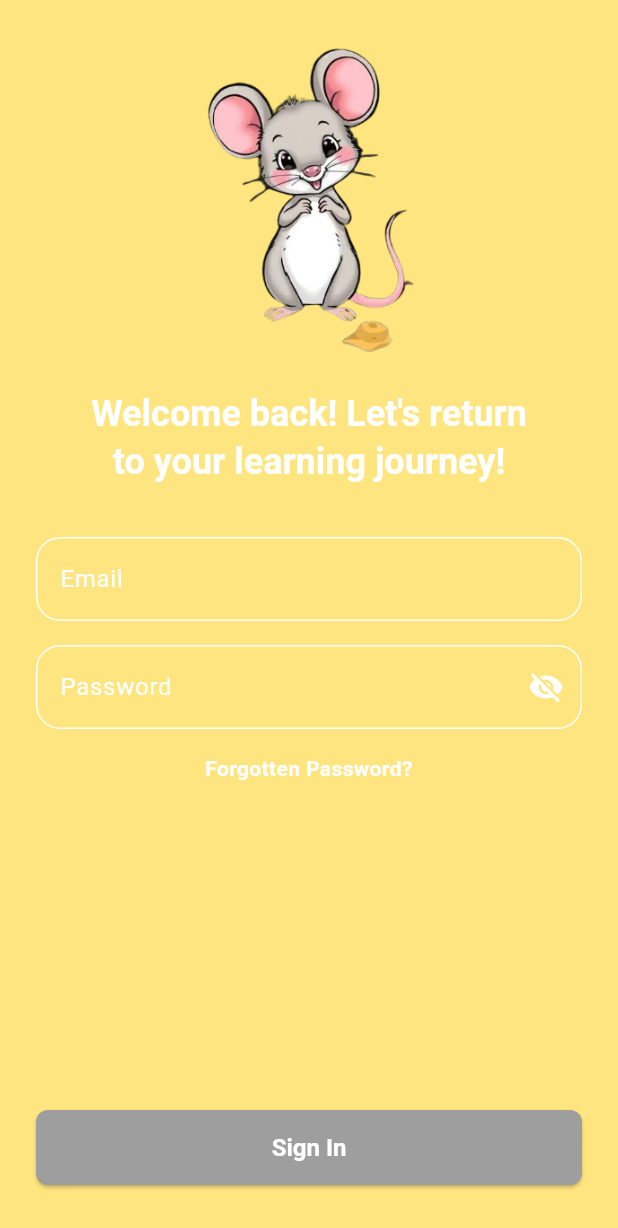
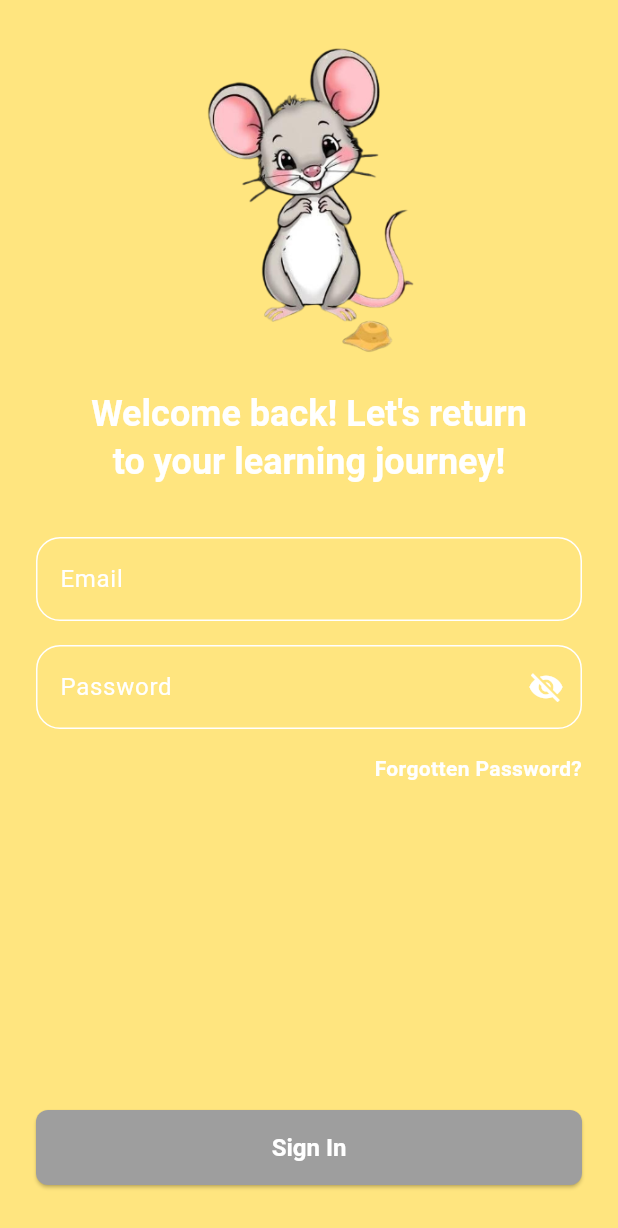
Before and after one commit to uchechi09/phonicsapp, a Flutter app: the screen it shows after launch, after a tap on "Sign in", on a phone screen of 412 x 824 dp. Shown: the top 1228 px of the screen. Run offline on Flutter 3.47's test engine with Material 3 defaults, Android fonts, the phone set to English and light mode, and no system bars; our stand-ins replace flutter_animate, google_fonts, just_audio, supabase_flutter; missing offline and left inert: scribble; accounts and stored records are empty; network calls fail.

Commit message:
authenticated the signUp and SignIn page using Supabase

```diff
--- a/lib/data/dummy.dart
+++ b/lib/data/dummy.dart
@@ -7,7 +7,7 @@ import 'package:phonicsapp/models/writing_item.dart';
 
 final _dummySoundingItems = [
   SoundingItem(image: "assets/images/sun.jpg", audio: "assets/audios/sun.mp3", name: "sun"),
-  SoundingItem(image: "assets/images/spider.jpg", audio: "assets/audios/spider.mp3", name: "spider"),
+  SoundingItem(image: "assets/images/spider.jpg", audio: "assets/audios/drum.mp3", name: "spider"),
   SoundingItem(image: "assets/images/drum.png", audio: "assets/audios/drum.mp3", name: "drum"),
   SoundingItem(image: "assets/images/snail.png", audio: "assets/audios/snail.mp3", name: "snail"),
   SoundingItem(
@@ -154,11 +154,13 @@ final List<PhonicsCharacter> _phonicsCharacters = [
       _dummySoundingItems[0],
       _dummySoundingItems[4],
       _dummySoundingItems[2],
+
     ],
     correctSoundingItemIndex: 0,
     listOfWriting: [_dummyWritingItems[0], _dummyWritingItems[1]],
     songText: "A, A, Apple!",
     songAudio: "assets/audios/a_song.mp3",
+    revision: ['s'],
   ),
   PhonicsCharacter(
     character: "t",
--- a/lib/main.dart
+++ b/lib/main.dart
@@ -1,7 +1,14 @@
+
 import 'package:flutter/material.dart';
+import 'package:phonicsapp/env/env.dart';
 import 'package:phonicsapp/pages/onboarding_page.dart';
+import 'package:supabase_flutter/supabase_flutter.dart';
 
-void main() {
+void main() async {
+   await Supabase.initialize(
+    url: Env.supabaseUrl,
+    anonKey:  Env.supabasePubKey,
+  );
   runApp(const MyApp());
 }
 
--- a/lib/models/phonics_character.dart
+++ b/lib/models/phonics_character.dart
@@ -12,6 +12,7 @@ class PhonicsCharacter {
   final String songText;
   final String songAudio;
   final List<PhonicsCharacter> blending;
+  final List <String> revision;
 
   PhonicsCharacter({
     required this.character,
@@ -24,5 +25,6 @@ class PhonicsCharacter {
     required this.songText,
     required this.songAudio,
     this.blending = const [],
+    this.revision = const [],
   });
 }
--- a/lib/pages/signin_page.dart
+++ b/lib/pages/signin_page.dart
@@ -1,10 +1,37 @@
 import 'package:flutter/material.dart';
 import 'package:phonicsapp/pages/home_page.dart';
+import 'package:phonicsapp/repository/auth_repository.dart';
 import 'package:phonicsapp/widgets/custom_textfield.dart';
 import 'package:phonicsapp/widgets/password_textfield.dart';
 
-class SigninPage extends StatelessWidget {
+class SigninPage extends StatefulWidget {
   const SigninPage({super.key});
+
+  @override
+  State<SigninPage> createState() => _SigninPageState();
+}
+
+class _SigninPageState extends State<SigninPage> {
+  final emailController = TextEditingController();
+  final passwordController = TextEditingController();
+
+  Future<void> _signInUser() async {
+    try {
+      await AuthRepository().signIn(
+        email: emailController.text.trim(),
+        password: passwordController.text.trim(),
+      );
+
+      Navigator.pushReplacement(
+        context,
+        MaterialPageRoute(builder: (context) => const HomePage()),
+      );
+    } catch (e) {
+      ScaffoldMessenger.of(
+        context,
+      ).showSnackBar(SnackBar(content: Text(e.toString())));
+    }
+  }
 
   @override
   Widget build(BuildContext context) {
@@ -17,10 +44,12 @@ class SigninPage extends StatelessWidget {
             crossAxisAlignment: CrossAxisAlignment.stretch,
             children: [
               Image.asset("assets/images/mouse.png", width: 250, height: 250),
+
               Text(
                 "Welcome back! Let's return\nto your learning journey!",
                 style: Theme.of(context).textTheme.headlineSmall?.copyWith(
-                  fontWeight: FontWeight.w700, color: Colors.white
+                  fontWeight: FontWeight.w700,
+                  color: Colors.white,
                 ),
                 textAlign: TextAlign.center,
               ),
@@ -30,36 +59,38 @@ class SigninPage extends StatelessWidget {
                 child: Column(
                   spacing: 16,
                   children: [
-                    CustomTextField(label: "Email"),
-                    PasswordTextField(),
+                    CustomTextField(
+                      label: "Email",
+                      controller: emailController,
+                    ),
+                    PasswordTextField(controller: passwordController),
+                    Row(
+                      mainAxisAlignment: MainAxisAlignment.end,
+                      children: const [
                         Text(
                           "Forgotten Password?",
                           style: TextStyle(
                             color: Colors.white,
                             fontWeight: FontWeight.bold,
                           ),
-                      textAlign: TextAlign.right,
+                        ),
+                      ],
                     ),
                   ],
                 ),
               ),
 
-              SizedBox(height: 150),
+              const SizedBox(height: 150),
+
               Padding(
                 padding: const EdgeInsets.all(24),
                 child: ElevatedButton(
-                  onPressed: () {
-                    Navigator.pushReplacement(
-                      context,
-                      MaterialPageRoute(builder: (context) => HomePage()),
-                    );
-                  },
+                  onPressed: _signInUser,
                   style: ElevatedButton.styleFrom(
                     backgroundColor: Colors.grey,
                     foregroundColor: Colors.white,
                   ),
-
-                  child: Text("Sign In"),
+                  child: const Text("Sign In"),
                 ),
               ),
             ],
--- a/lib/widgets/sounding_section_card.dart
+++ b/lib/widgets/sounding_section_card.dart
@@ -64,6 +64,7 @@ class _SoundingItemWidgetState extends State<SoundingItemWidget> {
 
   @override
   Widget build(BuildContext context) {
+    print(widget.soundingItem.audio);
     return InkWell(
       onTap: () {
         justAudio.setAsset(widget.soundingItem.audio);
--- a/pubspec.yaml
+++ b/pubspec.yaml
@@ -38,6 +38,8 @@ dependencies:
   flutter_animate: ^4.5.2
   scribble: ^0.10.0+1
   just_audio: ^0.10.5
+  supabase_flutter: ^2.10.3
+  envied: ^1.3.2
 
 dev_dependencies:
   flutter_test:
@@ -49,7 +51,8 @@ dev_dependencies:
   # package. See that file for information about deactivating specific lint
   # rules and activating additional ones.
   flutter_lints: ^5.0.0
-
+  envied_generator: ^1.3.2
+  build_runner: ^2.10.4
 # For information on the generic Dart part of this file, see the
 # following page: https://dart.dev/tools/pub/pubspec
 
```
Also changed, not shown: lib/pages/lesson_description_page.dart (+2 -93 lines), lib/pages/signup_page.dart (+64 -16 lines), lib/repository/auth_repository.dart (added, +34 -0 lines), lib/widgets/signup_secction.dart (+9 -3 lines), lib/widgets/song_widget.dart (added, +93 -0 lines), pubspec.lock, 3 other files. Lines whose indentation alone changed are shown as unchanged.
